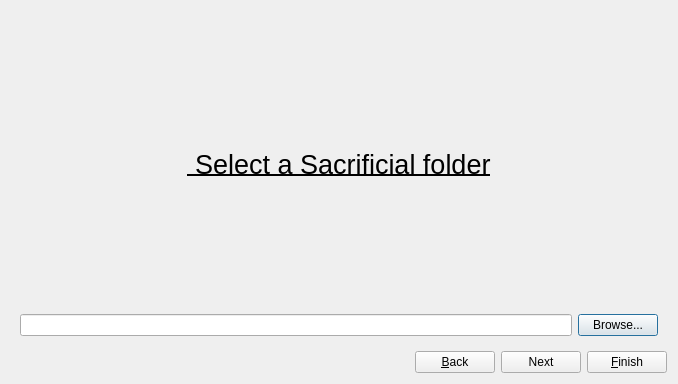
Qt form welcome.ui (mors-templar/blackjack) before a commit.
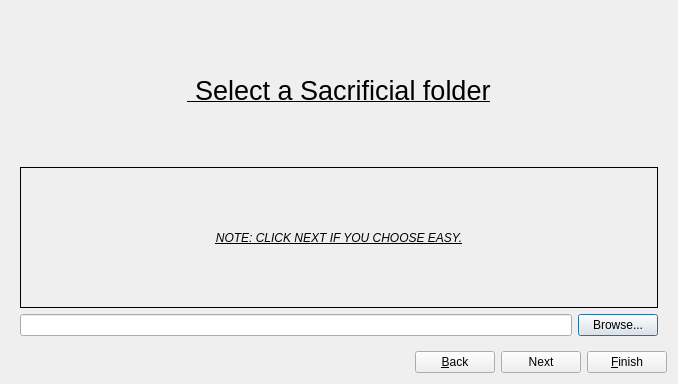
The same form after that commit. The open tabs and pages were chosen to show the change.

Commit message: created the wizard completely [since no game no integration for it built yet]

```diff
--- a/welcome.ui
+++ b/welcome.ui
@@ -208,6 +208,37 @@
          </property>
         </widget>
        </item>
+       <item>
+        <widget class="QLabel" name="label">
+         <property name="font">
+          <font>
+           <italic>true</italic>
+           <underline>true</underline>
+          </font>
+         </property>
+         <property name="acceptDrops">
+          <bool>false</bool>
+         </property>
+         <property name="frameShape">
+          <enum>QFrame::Shape::Box</enum>
+         </property>
+         <property name="frameShadow">
+          <enum>QFrame::Shadow::Plain</enum>
+         </property>
+         <property name="lineWidth">
+          <number>1</number>
+         </property>
+         <property name="midLineWidth">
+          <number>1</number>
+         </property>
+         <property name="text">
+          <string>NOTE: CLICK NEXT IF YOU CHOOSE EASY.</string>
+         </property>
+         <property name="alignment">
+          <set>Qt::AlignmentFlag::AlignCenter</set>
+         </property>
+        </widget>
+       </item>
        <item>
         <layout class="QHBoxLayout" name="horizontalLayout_2">
          <item>
```
Left out of the diff: 3 changed lines with no effect on the pictures. The commit also changes 2 other files.
